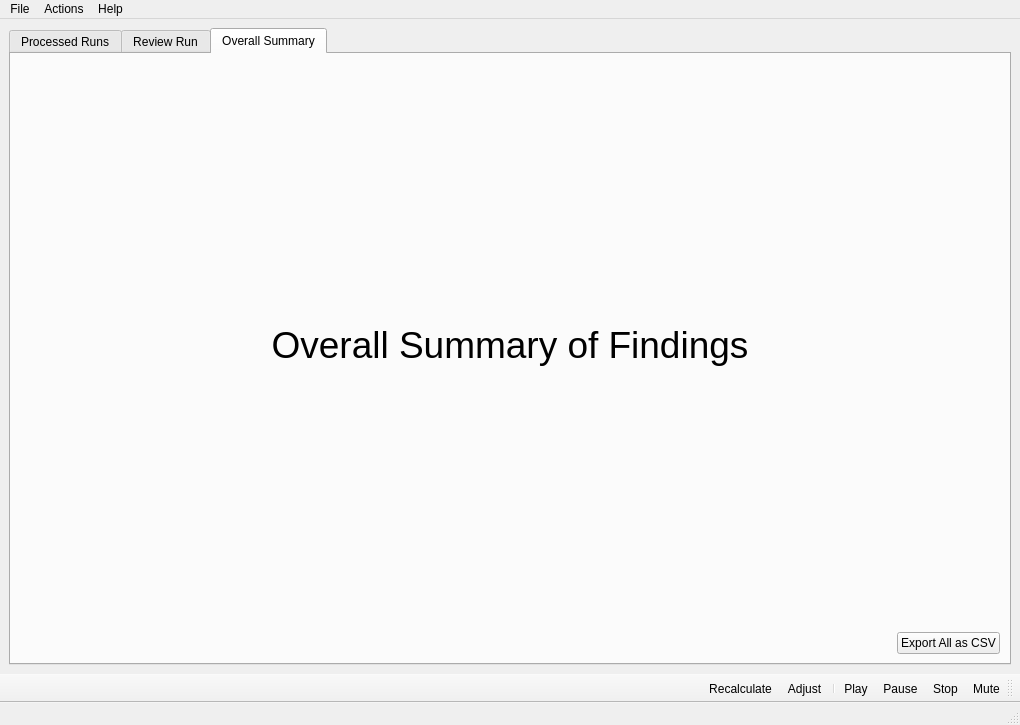
Before: the Qt Designer form qtsrc/eyeplus/mainwindow.ui in starshine-bcit/eyeplus, drawn with Qt 5.
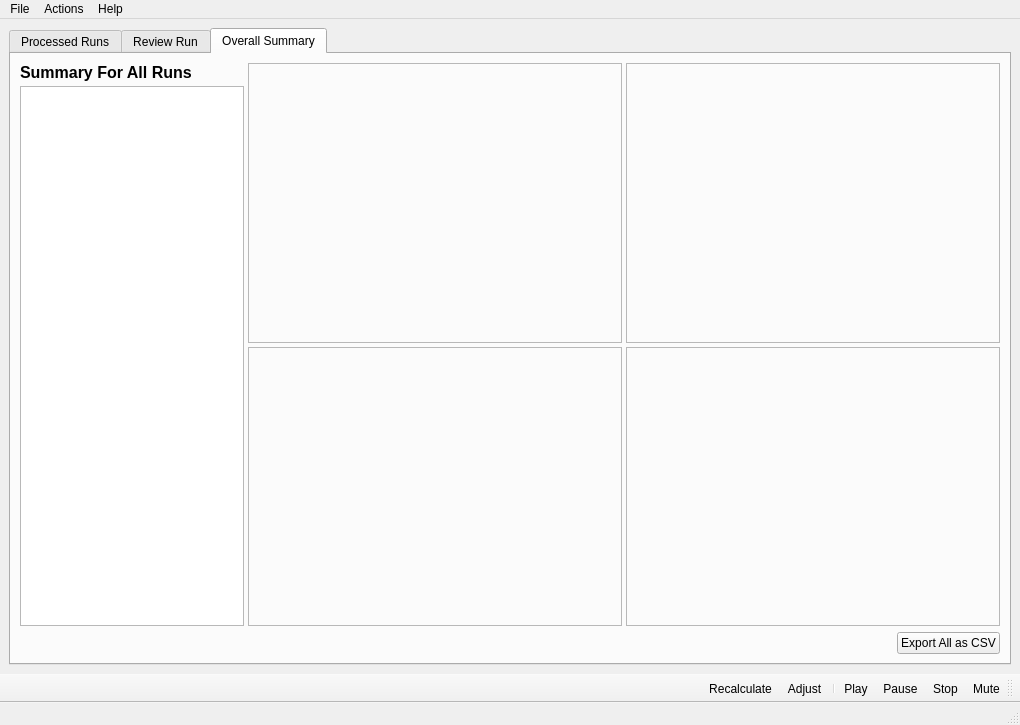
After: the same form once the commit is applied. The open tabs and pages were chosen to show the change. Icons and pictures are not drawn.

Commit message: Add method to get overall up/down

```diff
--- a/qtsrc/eyeplus/mainwindow.ui
+++ b/qtsrc/eyeplus/mainwindow.ui
@@ -514,22 +514,166 @@
        </attribute>
        <layout class="QVBoxLayout" name="verticalLayout_5" stretch="1,0">
         <item>
-         <widget class="QLabel" name="labelOverallSummaryExample">
-          <property name="font">
-           <font>
-            <pointsize>28</pointsize>
-           </font>
+         <layout class="QHBoxLayout" name="horizontalLayoutOverallMain" stretch="3,5,5">
+          <property name="spacing">
+           <number>4</number>
           </property>
-          <property name="text">
-           <string>Overall Summary of Findings</string>
-          </property>
-          <property name="alignment">
-           <set>Qt::AlignCenter</set>
-          </property>
-          <property name="wordWrap">
-           <bool>true</bool>
-          </property>
-         </widget>
+          <item>
+           <layout class="QVBoxLayout" name="verticalLayoutOverallLeft" stretch="0,1">
+            <item>
+             <widget class="QLabel" name="labelOverallTitle">
+              <property name="font">
+               <font>
+                <pointsize>12</pointsize>
+                <bold>true</bold>
+               </font>
+              </property>
+              <property name="text">
+               <string>Summary For All Runs</string>
+              </property>
+              <property name="wordWrap">
+               <bool>true</bool>
+              </property>
+             </widget>
+            </item>
+            <item>
+             <widget class="QPlainTextEdit" name="plainTextEditOverallStats">
+              <property name="readOnly">
+               <bool>true</bool>
+              </property>
+             </widget>
+            </item>
+           </layout>
+          </item>
+          <item>
+           <layout class="QVBoxLayout" name="verticalLayoutOverallMiddle">
+            <item>
+             <widget class="QFrame" name="frameOverallGraphic1">
+              <property name="frameShape">
+               <enum>QFrame::StyledPanel</enum>
+              </property>
+              <property name="frameShadow">
+               <enum>QFrame::Plain</enum>
+              </property>
+              <layout class="QHBoxLayout" name="horizontalLayout_10">
+               <property name="spacing">
+                <number>0</number>
+               </property>
+               <property name="leftMargin">
+                <number>1</number>
+               </property>
+               <property name="topMargin">
+                <number>1</number>
+               </property>
+               <property name="rightMargin">
+                <number>1</number>
+               </property>
+               <property name="bottomMargin">
+                <number>1</number>
+               </property>
+               <item>
+                <widget class="QWidget" name="widgetOverallGraphic1" native="true"/>
+               </item>
+              </layout>
+             </widget>
+            </item>
+            <item>
+             <widget class="QFrame" name="frameOverallGraphic2">
+              <property name="frameShape">
+               <enum>QFrame::StyledPanel</enum>
+              </property>
+              <property name="frameShadow">
+               <enum>QFrame::Plain</enum>
+              </property>
+              <layout class="QHBoxLayout" name="horizontalLayout_12">
+               <property name="spacing">
+                <number>0</number>
+               </property>
+               <property name="leftMargin">
+                <number>1</number>
+               </property>
+               <property name="topMargin">
+                <number>1</number>
+               </property>
+               <property name="rightMargin">
+                <number>1</number>
+               </property>
+               <property name="bottomMargin">
+                <number>1</number>
+               </property>
+               <item>
+                <widget class="QWidget" name="widgetOverallGraphic2" native="true"/>
+               </item>
+              </layout>
+             </widget>
+            </item>
+           </layout>
+          </item>
+          <item>
+           <layout class="QVBoxLayout" name="verticalLayoutOverallRight">
+            <item>
+             <widget class="QFrame" name="frameOverallGraphic3">
+              <property name="frameShape">
+               <enum>QFrame::StyledPanel</enum>
+              </property>
+              <property name="frameShadow">
+               <enum>QFrame::Plain</enum>
+              </property>
+              <layout class="QHBoxLayout" name="horizontalLayout_11">
+               <property name="spacing">
+                <number>0</number>
+               </property>
+               <property name="leftMargin">
+                <number>1</number>
+               </property>
+               <property name="topMargin">
+                <number>1</number>
+               </property>
+               <property name="rightMargin">
+                <number>1</number>
+               </property>
+               <property name="bottomMargin">
+                <number>1</number>
+               </property>
+               <item>
+                <widget class="QWidget" name="widgetOverallGraphic3" native="true"/>
+               </item>
+              </layout>
+             </widget>
+            </item>
+            <item>
+             <widget class="QFrame" name="frameOverallGraphic4">
+              <property name="frameShape">
+               <enum>QFrame::StyledPanel</enum>
+              </property>
+              <property name="frameShadow">
+               <enum>QFrame::Plain</enum>
+              </property>
+              <layout class="QHBoxLayout" name="horizontalLayout_13">
+               <property name="spacing">
+                <number>0</number>
+               </property>
+               <property name="leftMargin">
+                <number>1</number>
+               </property>
+               <property name="topMargin">
+                <number>1</number>
+               </property>
+               <property name="rightMargin">
+                <number>1</number>
+               </property>
+               <property name="bottomMargin">
+                <number>1</number>
+               </property>
+               <item>
+                <widget class="QWidget" name="widgetOverallGraphic4" native="true"/>
+               </item>
+              </layout>
+             </widget>
+            </item>
+           </layout>
+          </item>
+         </layout>
         </item>
         <item>
          <layout class="QHBoxLayout" name="horizontalLayoutOverallButtons" stretch="0,0">
```
Left out of the diff: 2 changed lines with no effect on the pictures. The commit also changes 3 other files.
